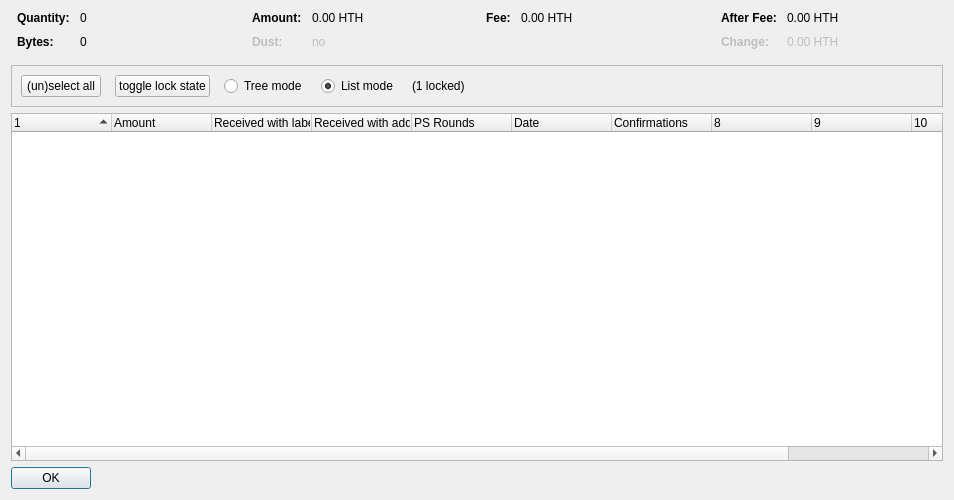
Qt form src/qt/forms/coincontroldialog.ui (HTHcoin/helpthehomelesscoin) before a commit.
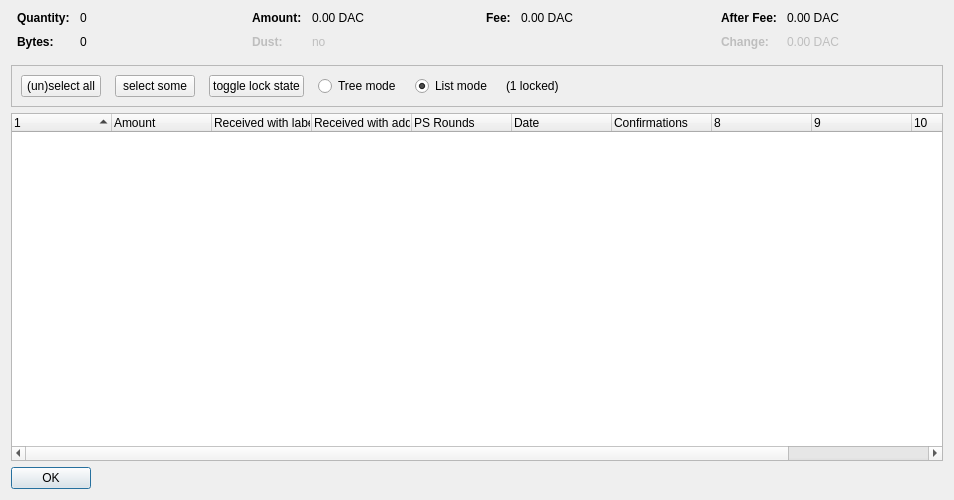
The same form after that commit. Custom widgets are drawn as their Qt base class.

```diff
--- a/src/qt/forms/coincontroldialog.ui
+++ b/src/qt/forms/coincontroldialog.ui
@@ -132,7 +132,7 @@
           <enum>Qt::ActionsContextMenu</enum>
          </property>
          <property name="text">
-          <string notr="true">0.00 HTH</string>
+          <string notr="true">0.00 DAC</string>
          </property>
          <property name="textInteractionFlags">
           <set>Qt::LinksAccessibleByMouse|Qt::TextSelectableByKeyboard|Qt::TextSelectableByMouse</set>
@@ -212,7 +212,7 @@
           <enum>Qt::ActionsContextMenu</enum>
          </property>
          <property name="text">
-          <string notr="true">0.00 HTH</string>
+          <string notr="true">0.00 DAC</string>
          </property>
          <property name="textInteractionFlags">
           <set>Qt::LinksAccessibleByMouse|Qt::TextSelectableByKeyboard|Qt::TextSelectableByMouse</set>
@@ -257,7 +257,7 @@
           <enum>Qt::ActionsContextMenu</enum>
          </property>
          <property name="text">
-          <string notr="true">0.00 HTH</string>
+          <string notr="true">0.00 DAC</string>
          </property>
          <property name="textInteractionFlags">
           <set>Qt::LinksAccessibleByMouse|Qt::TextSelectableByKeyboard|Qt::TextSelectableByMouse</set>
@@ -292,7 +292,7 @@
           <enum>Qt::ActionsContextMenu</enum>
          </property>
          <property name="text">
-          <string notr="true">0.00 HTH</string>
+          <string notr="true">0.00 DAC</string>
          </property>
          <property name="textInteractionFlags">
           <set>Qt::LinksAccessibleByMouse|Qt::TextSelectableByKeyboard|Qt::TextSelectableByMouse</set>
@@ -319,7 +319,7 @@
      </property>
      <layout class="QHBoxLayout" name="horizontalLayout">
       <item>
-       <layout class="QHBoxLayout" name="horizontalLayoutPanel" stretch="0,0,0,0,0,0">
+       <layout class="QHBoxLayout" name="horizontalLayoutPanel" stretch="0,0,0,0,0,0,0">
         <property name="spacing">
          <number>14</number>
         </property>
@@ -339,6 +339,16 @@
           </property>
          </widget>
         </item>
+        <item>
+         <widget class="QPushButton" name="pushButtonSelectSome">
+          <property name="text">
+           <string>select some</string>
+          </property>
+          <property name="autoDefault">
+           <bool>false</bool>
+          </property>
+         </widget>
+        </item>
         <item>
          <widget class="QPushButton" name="pushButtonToggleLock">
           <property name="sizePolicy">
```
